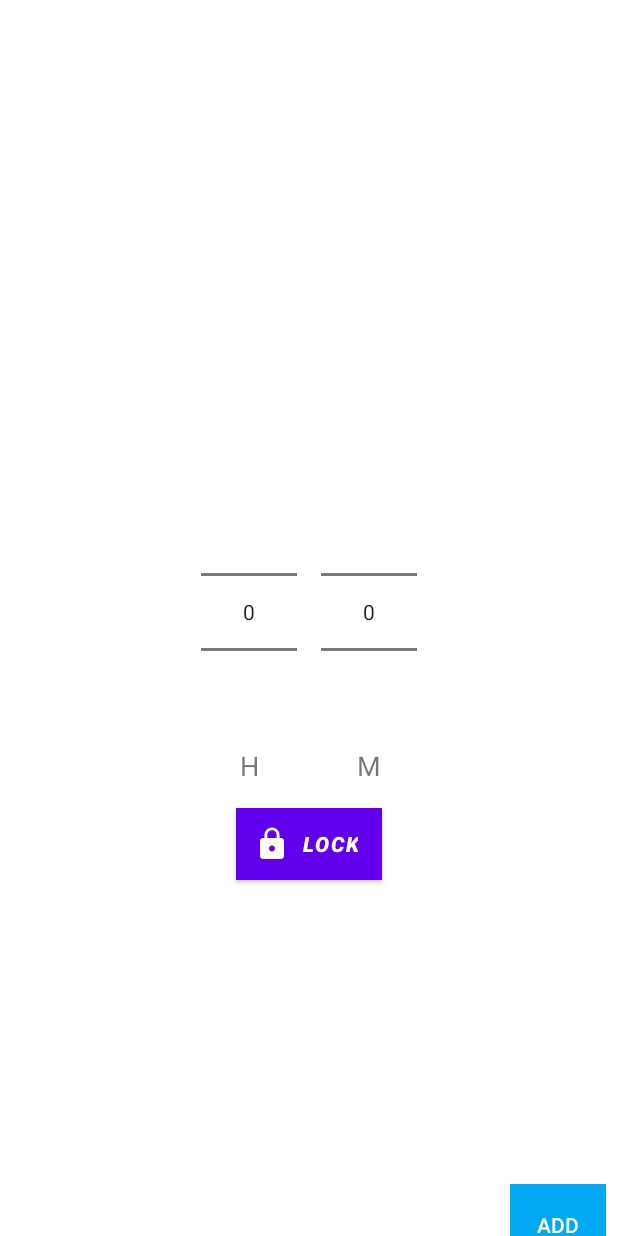
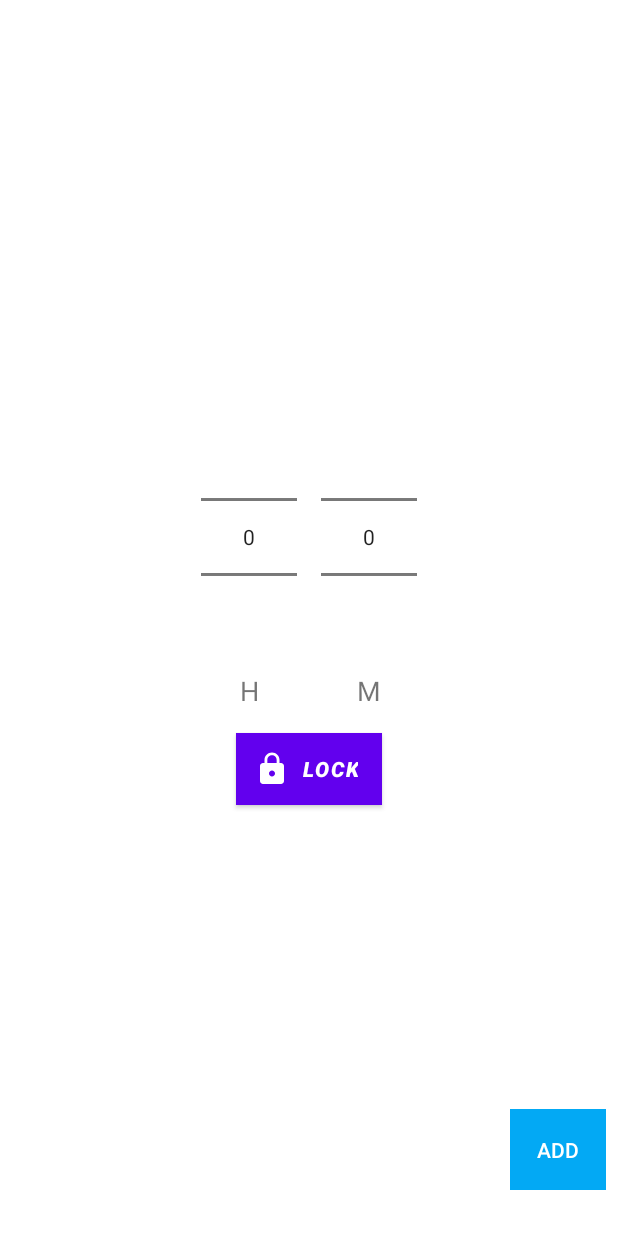
Before and after one commit to mohamed-sallam/awb-android, an Android app: the layout fragment_home.xml on its own in the app's theme, with its tools: preview values and no code run, on a phone screen of 412 x 824 dp. Run offline under Robolectric (Android 15) with nearby library versions, the phone set to English and light mode, and no system bars.

Commit message:
frontend/feat/43/implement_homefragment: Implement home fragment

```diff
--- a/app/src/main/res/layout/fragment_home.xml
+++ b/app/src/main/res/layout/fragment_home.xml
@@ -16,7 +16,7 @@
 
 
         <TextView
-            android:id="@+id/min_textView"
+            android:id="@+id/minTextView"
             android:layout_width="wrap_content"
             android:layout_height="wrap_content"
             android:text="@string/m"
@@ -32,7 +32,7 @@
             android:layout_marginStart="8dp"
             android:gravity="center"
             app:layout_constraintBottom_toTopOf="@+id/recyclerView"
-            app:layout_constraintEnd_toEndOf="@+id/button"
+            app:layout_constraintEnd_toEndOf="@+id/addButton"
             app:layout_constraintHorizontal_bias="0.5"
             app:layout_constraintStart_toEndOf="@+id/minPicker"
             app:layout_constraintTop_toTopOf="parent" />
@@ -43,7 +43,7 @@
             android:layout_height="wrap_content"
             android:layout_marginEnd="8dp"
             android:gravity="center"
-            app:layout_constraintBottom_toTopOf="@+id/min_textView"
+            app:layout_constraintBottom_toTopOf="@+id/minTextView"
             app:layout_constraintEnd_toStartOf="@+id/hrPicker"
             app:layout_constraintHorizontal_bias="0.5"
             app:layout_constraintHorizontal_chainStyle="packed"
@@ -52,7 +52,7 @@
             app:layout_constraintVertical_bias="0.0" />
 
         <TextView
-            android:id="@+id/hr_textView"
+            android:id="@+id/hrTextView"
             android:layout_width="wrap_content"
             android:layout_height="wrap_content"
             android:text="@string/h"
@@ -75,12 +75,12 @@
             app:layout_constraintBottom_toTopOf="@+id/recyclerView"
             app:layout_constraintEnd_toEndOf="@+id/hrPicker"
             app:layout_constraintStart_toStartOf="@+id/minPicker"
-            app:layout_constraintTop_toBottomOf="@+id/min_textView"
+            app:layout_constraintTop_toBottomOf="@+id/minTextView"
             app:layout_constraintVertical_bias="0.0"
             tools:ignore="MissingConstraints" />
 
         <Button
-            android:id="@+id/button"
+            android:id="@+id/addButton"
             style="@style/Widget.AppCompat.Button.ButtonBar.AlertDialog"
 
             android:layout_width="wrap_content"
@@ -88,7 +88,7 @@
             android:layout_marginEnd="8dp"
             android:background="#420E0E"
             app:backgroundTint="#03A9F4"
-            app:iconTintMode="add"
+            android:text="@string/add"
             app:layout_constraintBottom_toBottomOf="@+id/recyclerView"
             app:layout_constraintEnd_toEndOf="parent"
             app:layout_constraintTop_toTopOf="@+id/recyclerView"
@@ -99,14 +99,14 @@
         <androidx.recyclerview.widget.RecyclerView
             android:id="@+id/recyclerView"
             android:layout_width="0dp"
-            android:layout_height="wrap_content"
+            android:layout_height="100dp"
             android:layout_marginStart="8dp"
             android:layout_marginEnd="8dp"
             android:layout_marginBottom="8dp"
             android:orientation="horizontal"
             app:layoutManager="androidx.recyclerview.widget.LinearLayoutManager"
             app:layout_constraintBottom_toBottomOf="parent"
-            app:layout_constraintEnd_toStartOf="@+id/button"
+            app:layout_constraintEnd_toStartOf="@+id/addButton"
             app:layout_constraintHorizontal_bias="0.0"
             app:layout_constraintStart_toStartOf="parent"
             tools:itemCount="4" />
```
Also changed, not shown: app/src/main/java/io/github/mohamed/sallam/awb/view/home/HomeFragment.java (+6 -4 lines).
